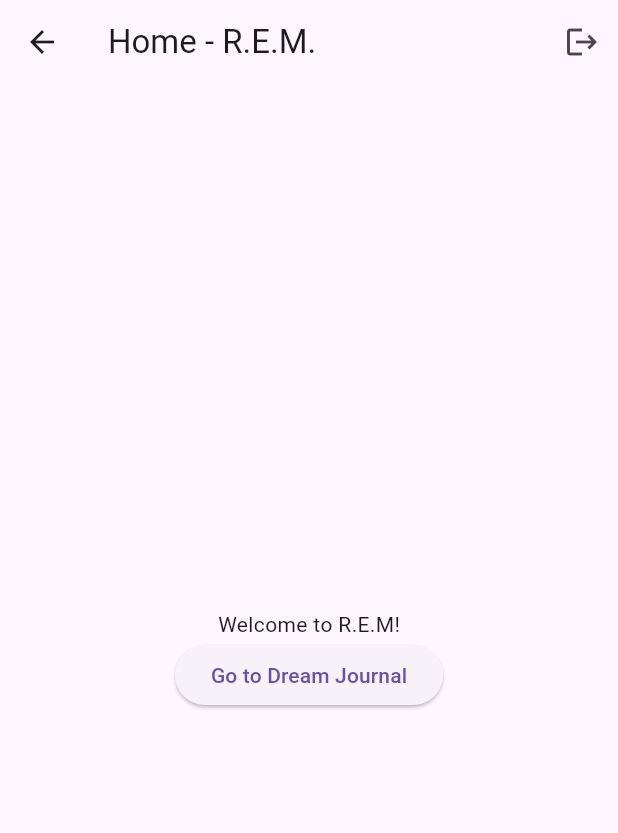
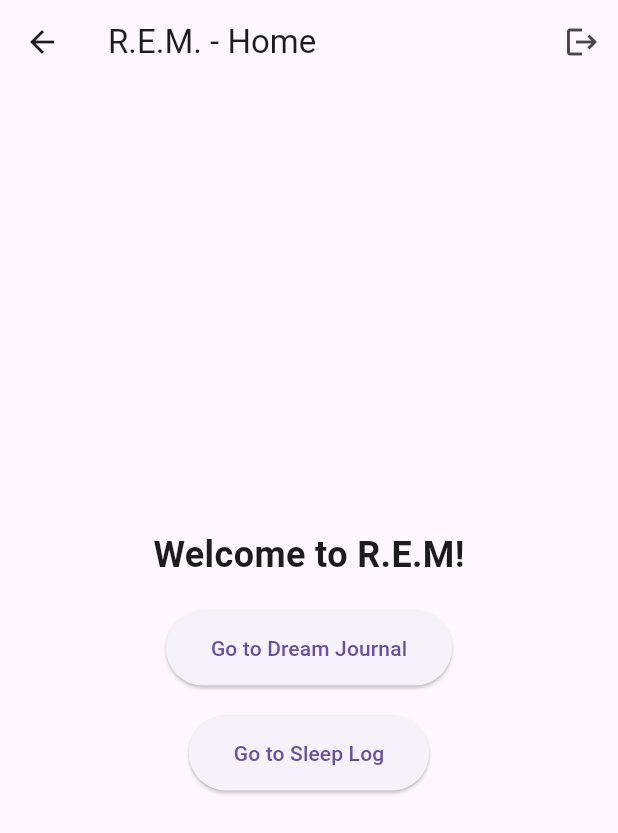
Before and after one commit to Cpos64/R.E.M., a Flutter app: the HomeScreen screen opened by its route, on a phone screen of 412 x 824 dp. Shown: the top 833 px of the screen. Run offline on Flutter 3.47's test engine with Material 3 defaults, Android fonts, the light colour scheme and no system bars; our stand-ins replace cloud_firestore, firebase_auth, firebase_core; accounts and stored records are empty; generated files the repository leaves out were written again.

Commit message:
Enhanced UI for Home Screen and Sleep Log Screen

```diff
--- a/lib/home_screen.dart
+++ b/lib/home_screen.dart
@@ -8,7 +8,7 @@ class HomeScreen extends StatelessWidget {
   Widget build(BuildContext context) {
     return Scaffold(
       appBar: AppBar(
-        title: Text('Home - R.E.M.'),
+        title: Text('R.E.M. - Home'),
         actions: [
           IconButton(
             icon: Icon(Icons.logout),
@@ -20,19 +20,42 @@ class HomeScreen extends StatelessWidget {
         ],
       ),
       body: Center(
+        child: Padding(
+          padding: const EdgeInsets.all(16.0),
           child: Column(
             mainAxisAlignment: MainAxisAlignment.center,
             children: [
-            Text('Welcome to R.E.M!'),
+              Text(
+                'Welcome to R.E.M!',
+                style: TextStyle(
+                  fontSize: 24,
+                  fontWeight: FontWeight.bold,
+                ),
+              ),
+              SizedBox(height: 20),
               ElevatedButton(
                 onPressed: () {
                   Navigator.of(context).pushNamed('/dreams');
                 },
+                style: ElevatedButton.styleFrom(
+                  padding: EdgeInsets.symmetric(horizontal: 30, vertical: 15),
+                ),
                 child: Text('Go to Dream Journal'),
+              ),
+              SizedBox(height: 20),
+              ElevatedButton(
+                onPressed: () {
+                  Navigator.of(context).pushNamed('/sleepLogs');
+                },
+                style: ElevatedButton.styleFrom(
+                  padding: EdgeInsets.symmetric(horizontal: 30, vertical: 15),
+                ),
+                child: Text('Go to Sleep Log'),
               ),
             ],
           ),
         ),
-    ); // ✅ Closing parenthesis for Scaffold was missing
+      ),
+    );
   }
 }
--- a/lib/main.dart
+++ b/lib/main.dart
@@ -5,6 +5,7 @@ import 'auth_screen.dart';
 import 'home_screen.dart';
 import 'package:cloud_firestore/cloud_firestore.dart';
 import 'dreams_screen.dart';
+import 'sleep_log_screen.dart';  // ✅ Import your new sleep log screen
 
 void main() async {
   WidgetsFlutterBinding.ensureInitialized();
@@ -27,6 +28,7 @@ class MyApp extends StatelessWidget {
         '/auth': (context) => AuthScreen(),
         '/home': (context) => HomeScreen(),
         '/dreams': (context) => DreamsScreen(),
+        '/sleepLogs': (context) => SleepLogScreen(),  // ✅ Add this route
       },
     );
   }
```
Also changed, not shown: lib/sleep_log_screen.dart (added, +95 -0 lines), lib/sleep_log_service.dart (added, +35 -0 lines). Lines whose indentation alone changed are shown as unchanged.
